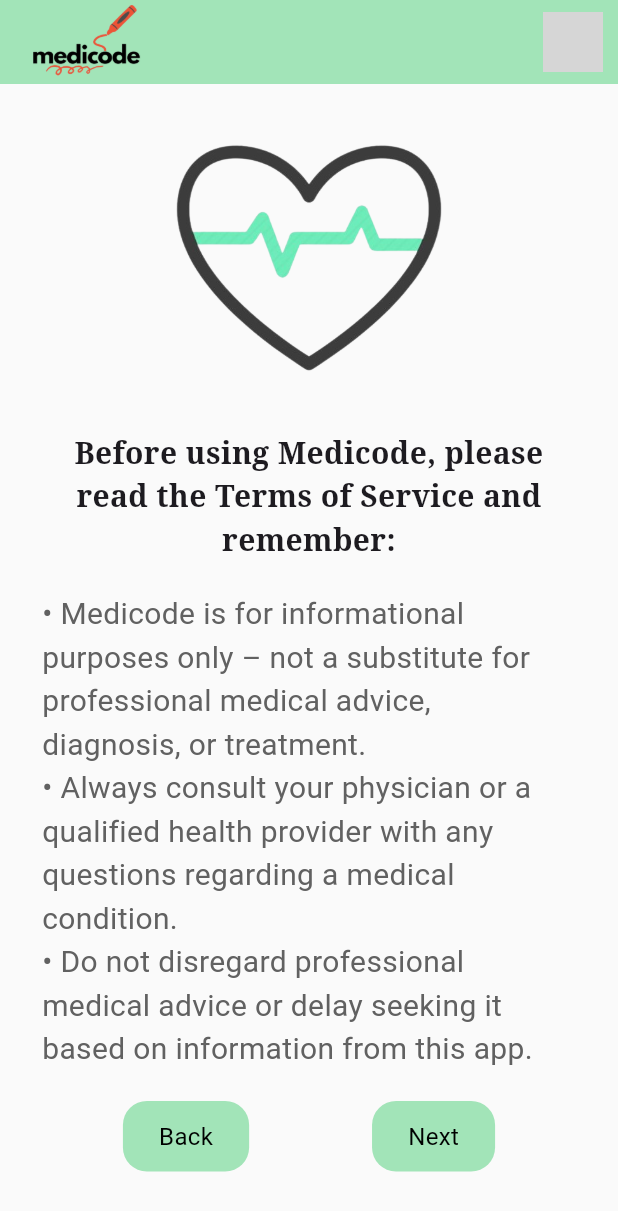
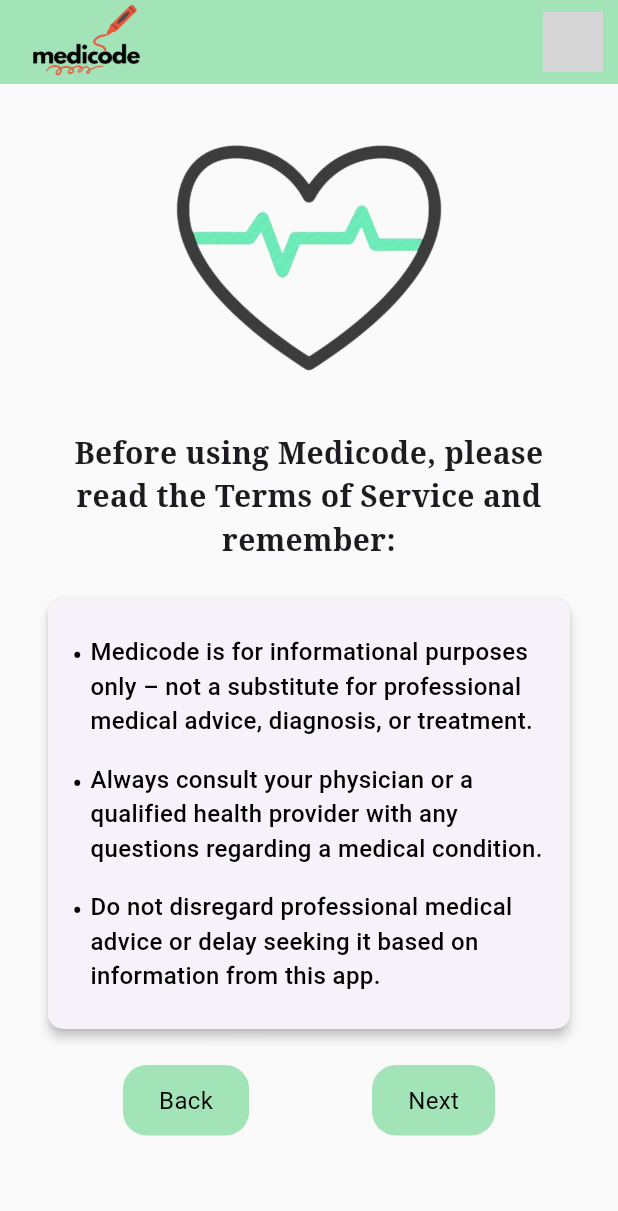
Before and after one commit to BingxinJiang1/Medicode, a Flutter app: the DisclaimerPage screen opened directly, on a phone screen of 412 x 824 dp. Shown: the top 1211 px of the screen. Run offline on Flutter 3.47's test engine with Material 3 defaults, Android fonts, the phone set to English and light mode, and no system bars; our stand-ins replace flutter_dotenv, flutter_riverpod, google_fonts, google_generative_ai, image_picker, supabase_flutter; accounts and stored records are empty; network calls fail; grey boxes are pictures that could not be loaded.

Commit message:
update disclaimer page UI

```diff
--- a/lib/pages/disclaimer_screen.dart
+++ b/lib/pages/disclaimer_screen.dart
@@ -110,25 +110,31 @@ class _DisclaimerPageState extends State<DisclaimerPage> {
               ),
               Padding(
                 padding: const EdgeInsets.symmetric(horizontal: 28.0),
+                child: Card(
+                  elevation: 3,
+                  shape: RoundedRectangleBorder(
+                    borderRadius: BorderRadius.circular(10),
+                  ),
+                  child: Padding(
+                    padding: const EdgeInsets.all(16.0),
                     child: Column(
                       crossAxisAlignment: CrossAxisAlignment.start,
                       children: [
-                    Text(
-                      '• Medicode is for informational purposes only – not a substitute for professional medical advice, diagnosis, or treatment.',
-                      style: TextStyle(fontSize: 20, color: Colors.grey[700]),
+                        _buildBulletPoint(
+                          'Medicode is for informational purposes only – not a substitute for professional medical advice, diagnosis, or treatment.',
                         ),
-                    Text(
-                      '• Always consult your physician or a qualified health provider with any questions regarding a medical condition.',
-                      style: TextStyle(fontSize: 20, color: Colors.grey[700]),
+                        _buildBulletPoint(
+                          'Always consult your physician or a qualified health provider with any questions regarding a medical condition.',
                         ),
-                    Text(
-                      '• Do not disregard professional medical advice or delay seeking it based on information from this app.',
-                      style: TextStyle(fontSize: 20, color: Colors.grey[700]),
+                        _buildBulletPoint(
+                          'Do not disregard professional medical advice or delay seeking it based on information from this app.',
                         ),
                       ],
                     ),
                   ),
-              const SizedBox(height: 20), // Adjust the space before the buttons as needed
+                ),
+              ),
+              const SizedBox(height: 20),
               Row(
                 mainAxisAlignment: MainAxisAlignment.spaceEvenly,
                 children: [
@@ -174,11 +180,39 @@ class _DisclaimerPageState extends State<DisclaimerPage> {
                   ),
                 ],
               ),
-              const SizedBox(height: 20), // Adjust the space at the bottom of the screen as needed
+              const SizedBox(height: 20),
             ],
           ),
         ),
       ),
     );
   }
+
+  Widget _buildBulletPoint(String text) {
+    return Padding(
+      padding: const EdgeInsets.symmetric(vertical: 8.0),
+      child: Row(
+        crossAxisAlignment: CrossAxisAlignment.start,
+        children: [
+          const Text(
+            '• ',
+            style: TextStyle(
+              fontSize: 20,
+              color: Colors.black,
+            ),
+          ),
+          Expanded(
+            child: Text(
+              text,
+              style: const TextStyle(
+                fontSize: 16,
+                color: Colors.black,
+                fontWeight: FontWeight.w500,
+              ),
+            ),
+          ),
+        ],
+      ),
+    );
   }
+}
```
Lines whose indentation alone changed are shown as unchanged.
